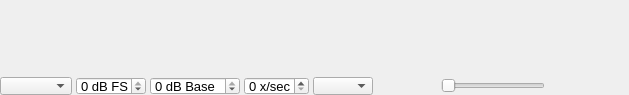
First picture: the form in application/spectrumwidget.ui, repository oldscienceguy/PebbleSDR, before the edit.
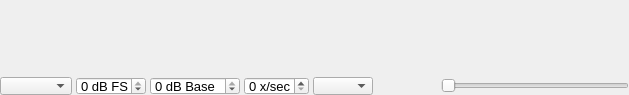
Second picture: the form after the edit.

Commit message:
Replaced cursor lablel with floating text
Freq and db now displayed in spectrum frame

The edit to the form file:
```diff
--- a/application/spectrumwidget.ui
+++ b/application/spectrumwidget.ui
@@ -423,34 +423,6 @@
            </property>
           </widget>
          </item>
-         <item>
-          <widget class="QFrame" name="cursorLabel">
-           <property name="sizePolicy">
-            <sizepolicy hsizetype="Preferred" vsizetype="Fixed">
-             <horstretch>0</horstretch>
-             <verstretch>0</verstretch>
-            </sizepolicy>
-           </property>
-           <property name="minimumSize">
-            <size>
-             <width>80</width>
-             <height>18</height>
-            </size>
-           </property>
-           <property name="maximumSize">
-            <size>
-             <width>80</width>
-             <height>18</height>
-            </size>
-           </property>
-           <property name="frameShape">
-            <enum>QFrame::NoFrame</enum>
-           </property>
-           <property name="frameShadow">
-            <enum>QFrame::Raised</enum>
-           </property>
-          </widget>
-         </item>
         </layout>
        </widget>
       </item>
```
The commit also changes 1 other file.
